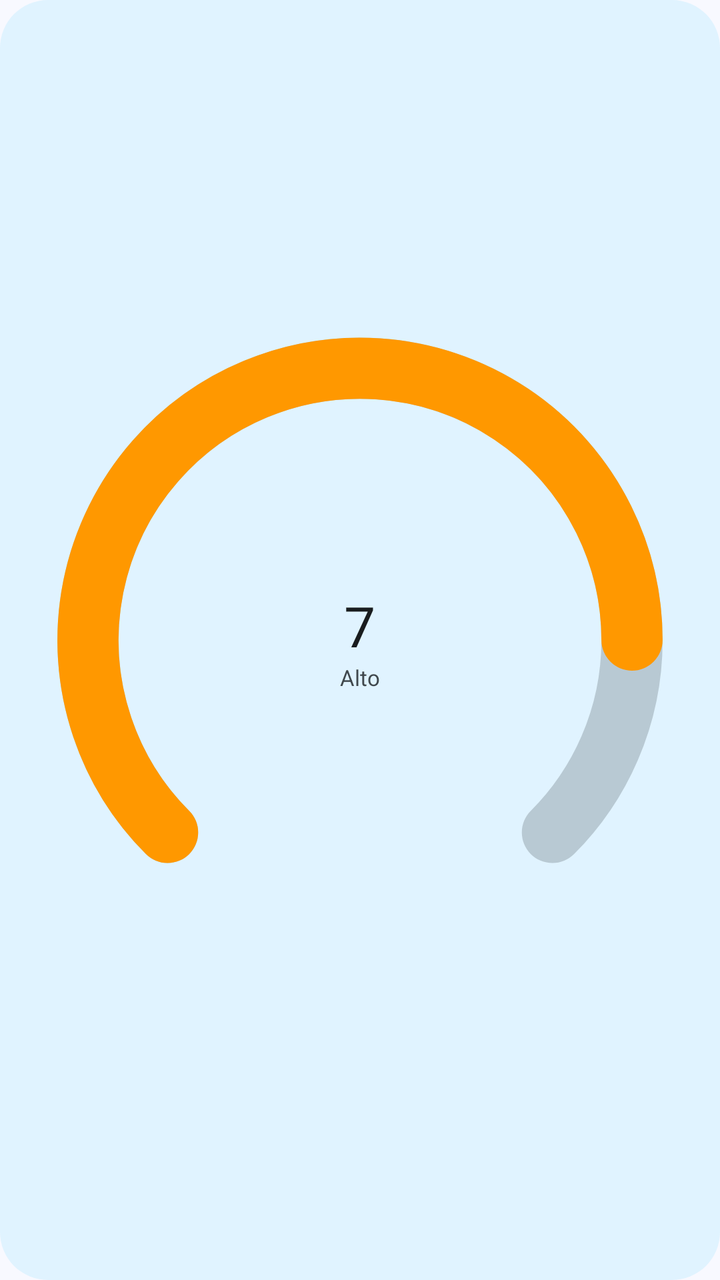
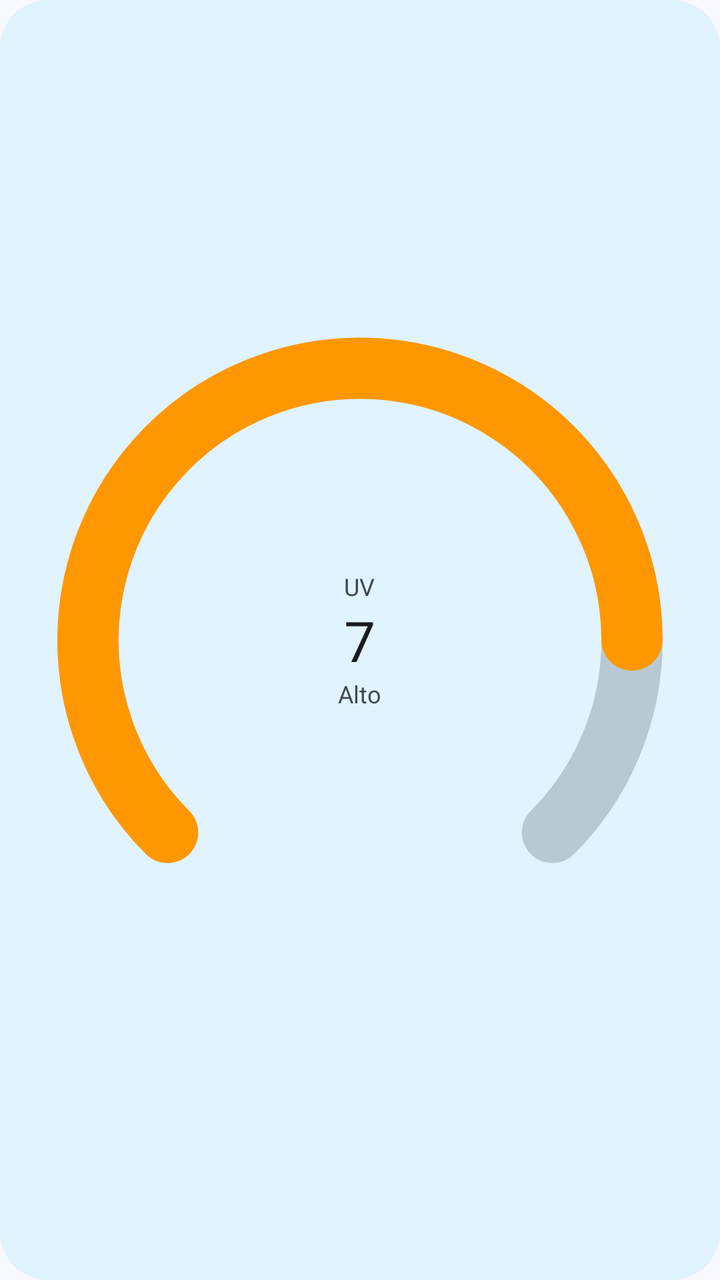

Compare the two renders of this Android layout. The source of the first and the diff that turns it into the second are given below.
<!-- AndroidManifest.xml: application theme Theme.Clima -->
<!-- res/layout/widget_preview_indicador.xml -->
<?xml version="1.0" encoding="utf-8"?>
<FrameLayout xmlns:android="http://schemas.android.com/apk/res/android"
    android:layout_width="match_parent"
    android:layout_height="match_parent"
    android:background="@drawable/preview_surface"
    android:padding="10dp">

    <ImageView
        android:layout_width="match_parent"
        android:layout_height="match_parent"
        android:importantForAccessibility="no"
        android:src="@drawable/preview_gauge" />

    <LinearLayout
        android:layout_width="wrap_content"
        android:layout_height="wrap_content"
        android:layout_gravity="center"
        android:gravity="center_horizontal"
        android:orientation="vertical">

        <TextView
        android:layout_width="wrap_content"
        android:layout_height="wrap_content"
        android:text="7"
        android:textColor="@color/preview_text"
        android:textSize="28sp" />

        <TextView
        android:layout_width="wrap_content"
        android:layout_height="wrap_content"
        android:text="Alto"
        android:textColor="@color/preview_text_variant"
        android:textSize="11sp" />
    </LinearLayout>
</FrameLayout>
<!-- resources referenced by this layout -->
<resources>
  <color name="preview_text">#FF1A1C20</color>
  <color name="preview_text_variant">#FF44474E</color>
  <!-- drawable preview_gauge (drawable) -->
  <?xml version="1.0" encoding="utf-8"?>
  <vector xmlns:android="http://schemas.android.com/apk/res/android"
      android:width="100dp" android:height="100dp"
      android:viewportWidth="100" android:viewportHeight="100">
      <path android:pathData="M21.7,78.3A40,40 0 1,1 78.3,78.3" android:strokeColor="@color/preview_text_variant"
          android:strokeAlpha="0.25" android:strokeWidth="9" android:strokeLineCap="round" />
      <path android:pathData="M21.7,78.3A40,40 0 1,1 90,50" android:strokeColor="#FFFF9800"
          android:strokeWidth="9" android:strokeLineCap="round" />
  </vector>
  <!-- drawable preview_surface (drawable) -->
  <?xml version="1.0" encoding="utf-8"?>
  <shape xmlns:android="http://schemas.android.com/apk/res/android" android:shape="rectangle">
      <solid android:color="@color/preview_surface" />
      <corners android:radius="24dp" />
  </shape>
  <style name="Theme.Clima" parent="android:Theme.Material.Light.NoActionBar">
          <item name="android:windowBackground">@color/window_background</item>
      </style>
  <color name="preview_surface">#FFF0F3FA</color>
  <color name="window_background">#FFF8F9FF</color>
</resources>

<!-- the commit's change to res/layout/widget_preview_indicador.xml (unified diff, before → after) -->
@@ -19,17 +19,24 @@
         android:orientation="vertical">
 
         <TextView
-        android:layout_width="wrap_content"
-        android:layout_height="wrap_content"
-        android:text="7"
-        android:textColor="@color/preview_text"
-        android:textSize="28sp" />
+            android:layout_width="wrap_content"
+            android:layout_height="wrap_content"
+            android:text="UV"
+            android:textColor="@color/preview_text_variant"
+            android:textSize="12sp" />
 
         <TextView
-        android:layout_width="wrap_content"
-        android:layout_height="wrap_content"
-        android:text="Alto"
-        android:textColor="@color/preview_text_variant"
-        android:textSize="11sp" />
+            android:layout_width="wrap_content"
+            android:layout_height="wrap_content"
+            android:text="7"
+            android:textColor="@color/preview_text"
+            android:textSize="28sp" />
+
+        <TextView
+            android:layout_width="wrap_content"
+            android:layout_height="wrap_content"
+            android:text="Alto"
+            android:textColor="@color/preview_text_variant"
+            android:textSize="12sp" />
     </LinearLayout>
 </FrameLayout>
